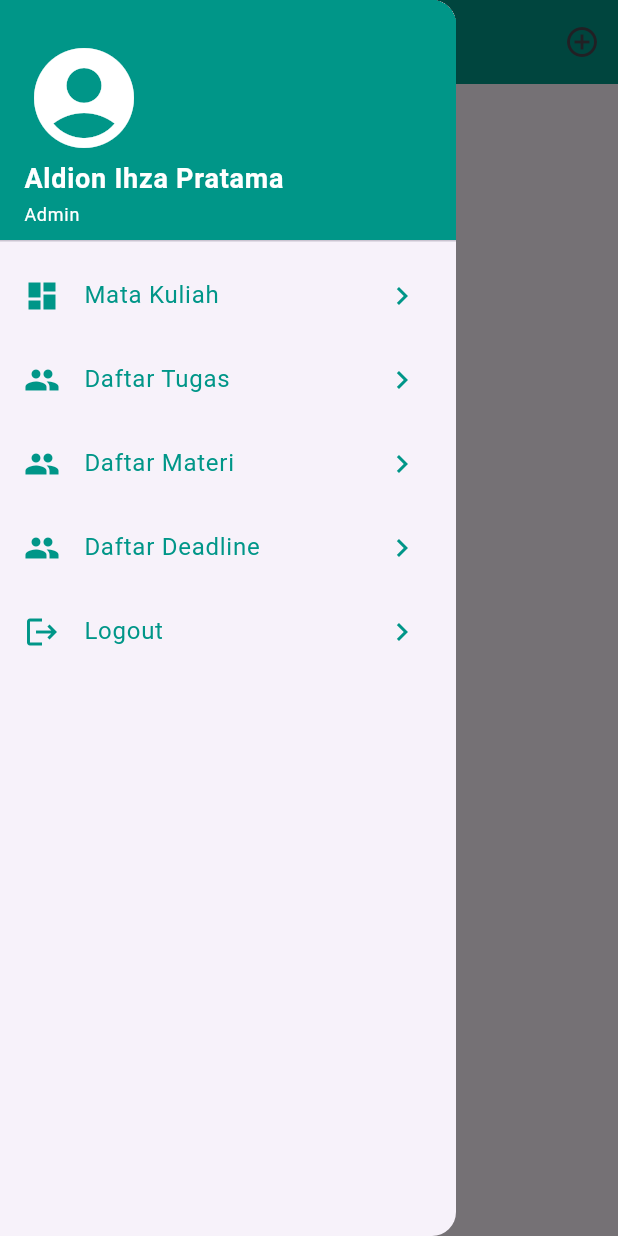
After one commit to lioneladitya/aplikasi-jadwal-kuliah, a Flutter app: the DashboardAdmin screen opened directly, with the side drawer open, on a phone screen of 412 x 824 dp. The commit adds this screen. Run offline on Flutter 3.47's test engine with Material 3 defaults, Android fonts, the phone set to English and light mode, and no system bars; our stand-ins replace cloud_firestore, firebase_auth, firebase_core, get; accounts and stored records are empty; network calls fail.

Commit message:
Menambahkan Page matakuliah dan CRUD untuk Tambah dan hapus

```diff
--- a/lib/app/modules/home/views/home_view.dart
+++ b/lib/app/modules/home/views/home_view.dart
@@ -1,26 +1,166 @@
 import 'package:flutter/material.dart';
+import 'package:get/get.dart';
+import 'package:cloud_firestore/cloud_firestore.dart';
 
-import 'package:get/get.dart';
 import 'package:myapp/app/controllers/auth_controller.dart';
+import 'package:myapp/app/modules/mahasiswa/views/mahasiswa_add_view.dart';
+import 'package:myapp/app/modules/mahasiswa/views/mahasiswa_view.dart';
 
 import '../controllers/home_controller.dart';
 
 class HomeView extends GetView<HomeController> {
   final cAuth = Get.find<AuthController>();
+
+  @override
+  Widget build(BuildContext context) {
+    return DashboardAdmin();
+  }
+}
+
+class DashboardAdmin extends StatefulWidget {
+  const DashboardAdmin({super.key});
+
+  @override
+  State<DashboardAdmin> createState() => _DashboardAdminState();
+}
+
+class _DashboardAdminState extends State<DashboardAdmin> {
+  final cAuth = Get.find<AuthController>();
+  int _index = 0;
+
+  // Daftar tampilan yang akan ditampilkan berdasarkan tab
+  List<Map> _fragment = [
+    {
+      'title': 'MATA KULIAH',
+      'view': MahasiswaView(), // Tampilan untuk Mata Kuliah
+      'add': () => MahasiswaAddView(), // Tambah Data Mata Kuliah
+    },
+    {
+      'title': 'Daftar Tugas',
+      'view':
+          MahasiswaView(), // Bisa diganti dengan tampilan daftar tugas lainnya
+      'add': () => MahasiswaAddView(), // Menambah tugas baru
+    },
+    {
+      'title': 'Pencatatan Materi',
+      'view':
+          MahasiswaView(), // Ganti dengan tampilan pencatatan materi jika ada
+      'add': () => MahasiswaAddView(),
+    },
+    {
+      'title': 'Daftar Deadline',
+      'view': MahasiswaView(), // Ganti dengan tampilan daftar deadline
+      'add': () => MahasiswaAddView(),
+    },
+  ];
+
   @override
   Widget build(BuildContext context) {
     return Scaffold(
+      drawer: drawer(),
       appBar: AppBar(
-        title: const Text('HomeView'),
-        centerTitle: true,
+        backgroundColor: Colors.teal,
+        titleSpacing: 0,
+        title: Text(_fragment[_index]['title']),
+        actions: [
+          IconButton(
+            onPressed: () => Get.to(_fragment[_index]['add']),
+            icon: Icon(Icons.add_circle_outline),
+          ),
+        ],
       ),
-      body: Center(
-        child: ElevatedButton(
-          onPressed: () {
-            cAuth.logout();
-          },
-          child: Text("Logout"),
-        ),
+      body: _fragment[_index]['view'],
+    );
+  }
+
+  Widget drawer() {
+    return Drawer(
+      child: ListView(
+        children: [
+          DrawerHeader(
+            decoration: BoxDecoration(
+              color: Colors.teal,
+            ),
+            child: Column(
+              mainAxisAlignment: MainAxisAlignment.end,
+              crossAxisAlignment: CrossAxisAlignment.start,
+              children: [
+                Icon(
+                  Icons.account_circle,
+                  size: 80,
+                  color: Colors.white,
+                ),
+                Text(
+                  "Aldion Ihza Pratama",
+                  style: TextStyle(
+                      fontSize: 18,
+                      fontWeight: FontWeight.bold,
+                      color: Colors.white),
+                ),
+                SizedBox(height: 2),
+                Text(
+                  'Admin',
+                  style: TextStyle(fontSize: 12, color: Colors.white),
+                ),
+              ],
+            ),
+          ),
+          ListTile(
+            onTap: () {
+              setState(() => _index = 0);
+              Get.back();
+            },
+            leading: Icon(Icons.dashboard),
+            title: Text('Mata Kuliah'),
+            trailing: Icon(Icons.navigate_next),
+            iconColor: Colors.teal,
+            textColor: Colors.teal,
+          ),
+          ListTile(
+            onTap: () {
+              setState(() => _index = 1);
+              Get.back();
+            },
+            leading: Icon(Icons.people),
+            title: Text('Daftar Tugas'),
+            trailing: Icon(Icons.navigate_next),
+            iconColor: Colors.teal,
+            textColor: Colors.teal,
+          ),
+          ListTile(
+            onTap: () {
+              setState(() => _index = 2);
+              Get.back();
+            },
+            leading: Icon(Icons.people),
+            title: Text('Daftar Materi'),
+            trailing: Icon(Icons.navigate_next),
+            iconColor: Colors.teal,
+            textColor: Colors.teal,
+          ),
+          ListTile(
+            onTap: () {
+              setState(() => _index = 3);
+              Get.back();
+            },
+            leading: Icon(Icons.people),
+            title: Text('Daftar Deadline'),
+            trailing: Icon(Icons.navigate_next),
+            iconColor: Colors.teal,
+            textColor: Colors.teal,
+          ),
+          ListTile(
+            onTap: () {
+              Get.back();
+              cAuth.logout();
+            },
+            leading: Icon(Icons.logout),
+            title: Text('Logout'),
+            trailing: Icon(Icons.navigate_next),
+            iconColor: Colors.teal,
+            textColor: Colors.teal,
+          ),
+        ],
       ),
     );
   }
--- /dev/null
+++ b/lib/app/modules/mahasiswa/views/mahasiswa_view.dart
@@ -0,0 +1,101 @@
+import 'package:flutter/material.dart';
+import 'package:cloud_firestore/cloud_firestore.dart';
+
+class MahasiswaView extends StatelessWidget {
+  @override
+  Widget build(BuildContext context) {
+    return StreamBuilder<QuerySnapshot>(
+      stream: FirebaseFirestore.instance.collection('mata_kuliah').snapshots(),
+      builder: (context, snapshot) {
+        // Menunggu data yang sedang dimuat
+        if (snapshot.connectionState == ConnectionState.waiting) {
+          return Center(child: CircularProgressIndicator());
+        }
+
+        // Menampilkan error jika ada
+        if (snapshot.hasError) {
+          return Center(child: Text('Error: ${snapshot.error}'));
+        }
+
+        final data = snapshot.data?.docs ?? [];
+
+        // Menampilkan data dalam bentuk ListView
+        return ListView.builder(
+          itemCount: data.length,
+          itemBuilder: (context, index) {
+            return ListTile(
+              title: Text(
+                data[index]['mata_kuliah'],
+                style: TextStyle(fontSize: 16), // Ukuran font untuk mata kuliah
+              ),
+              subtitle: Text(
+                data[index]['hari'],
+                style: TextStyle(
+                  fontSize: 20, // Ukuran font untuk hari lebih besar
+                  color: Colors.yellow, // Warna kuning untuk hari
+                ),
+              ),
+              trailing: IconButton(
+                icon: Icon(Icons.delete, color: Colors.red),
+                onPressed: () async {
+                  // Tampilkan dialog konfirmasi hapus
+                  bool confirmDelete = await _confirmDelete(context);
+                  if (confirmDelete) {
+                    // Proses penghapusan data dari Firestore
+                    await _deleteData(data[index].id, context);
+                  }
+                },
+              ),
+            );
+          },
+        );
+      },
+    );
+  }
+
+  // Fungsi untuk menampilkan dialog konfirmasi hapus
+  Future<bool> _confirmDelete(BuildContext context) async {
+    return await showDialog<bool>(
+          context: context,
+          builder: (context) => AlertDialog(
+            title: Text('Konfirmasi Hapus'),
+            content: Text('Apakah Anda yakin ingin menghapus data ini?'),
+            actions: [
+              TextButton(
+                onPressed: () {
+                  Navigator.of(context)
+                      .pop(false); // Mengembalikan false jika batal
+                },
+                child: Text('Batal'),
+              ),
+              TextButton(
+                onPressed: () {
+                  Navigator.of(context)
+                      .pop(true); // Mengembalikan true jika hapus
+                },
+                child: Text('Hapus'),
+              ),
+            ],
+          ),
+        ) ??
+        false; // Jika dialog dibatalkan, return false
+  }
+
+  // Fungsi untuk menghapus data dari Firestore
+  Future<void> _deleteData(String docId, BuildContext context) async {
+    try {
+      await FirebaseFirestore.instance
+          .collection('mata_kuliah')
+          .doc(docId)
+          .delete();
+
+      ScaffoldMessenger.of(context).showSnackBar(
+        SnackBar(content: Text('Data berhasil dihapus')),
+      );
+    } catch (e) {
+      ScaffoldMessenger.of(context).showSnackBar(
+        SnackBar(content: Text('Gagal menghapus data')),
+      );
+    }
+  }
+}
--- a/lib/app/routes/app_pages.dart
+++ b/lib/app/routes/app_pages.dart
@@ -1,9 +1,10 @@
 import 'package:get/get.dart';
-
 import '../modules/home/bindings/home_binding.dart';
 import '../modules/home/views/home_view.dart';
 import '../modules/login/bindings/login_binding.dart';
 import '../modules/login/views/login_view.dart';
+import '../modules/mahasiswa/bindings/mahasiswa_binding.dart';
+import '../modules/mahasiswa/views/mahasiswa_view.dart'; // Pastikan hanya satu import
 import '../modules/reset_password/bindings/reset_password_binding.dart';
 import '../modules/reset_password/views/reset_password_view.dart';
 import '../modules/signup/bindings/signup_binding.dart';
@@ -37,5 +38,10 @@ class AppPages {
       page: () => ResetPasswordView(),
       binding: ResetPasswordBinding(),
     ),
+    GetPage(
+      name: _Paths.MAHASISWA,
+      page: () => MahasiswaView(),
+      binding: MahasiswaBinding(),
+    ),
   ];
 }
--- a/lib/app/routes/app_routes.dart
+++ b/lib/app/routes/app_routes.dart
@@ -7,6 +7,7 @@ abstract class Routes {
   static const LOGIN = _Paths.LOGIN;
   static const SIGNUP = _Paths.SIGNUP;
   static const RESET_PASSWORD = _Paths.RESET_PASSWORD;
+  static const MAHASISWA = _Paths.MAHASISWA;
 }
 
 abstract class _Paths {
@@ -15,4 +16,5 @@ abstract class _Paths {
   static const LOGIN = '/login';
   static const SIGNUP = '/signup';
   static const RESET_PASSWORD = '/reset-password';
+  static const MAHASISWA = '/mahasiswa';
 }
--- a/pubspec.yaml
+++ b/pubspec.yaml
@@ -38,6 +38,7 @@ dependencies:
   get: ^4.6.6
   firebase_core: ^3.6.0
   firebase_auth: ^5.3.1
+  cloud_firestore: ^5.4.5
 
 dev_dependencies:
   flutter_test:
```
Also changed, not shown: lib/app/modules/mahasiswa/bindings/mahasiswa_binding.dart (added, +12 -0 lines), lib/app/modules/mahasiswa/controllers/mahasiswa_controller.dart (added, +66 -0 lines), lib/app/modules/mahasiswa/views/mahasiswa_add_view.dart (added, +125 -0 lines), firebase.json, lib/firebase_options.dart, pubspec.lock, 1 other file.
